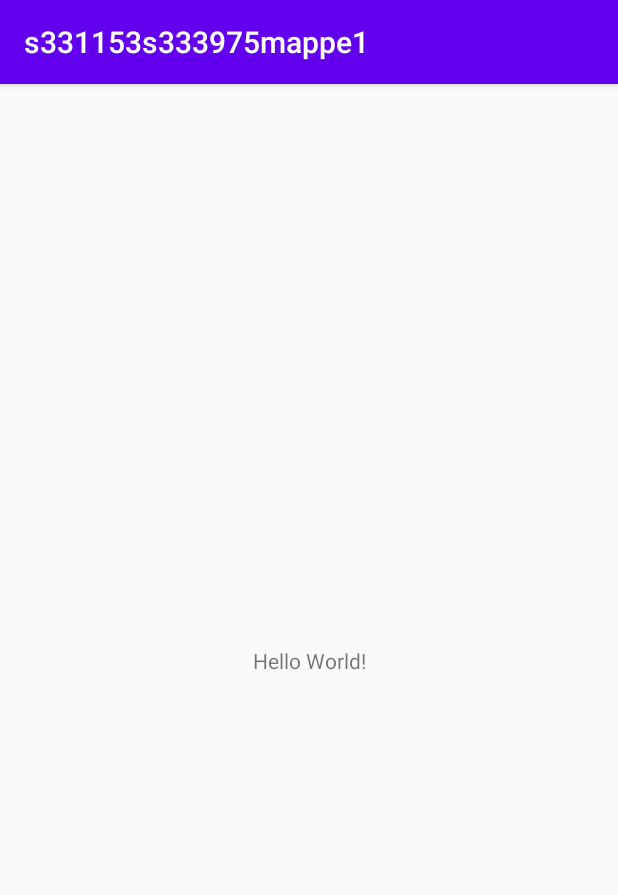
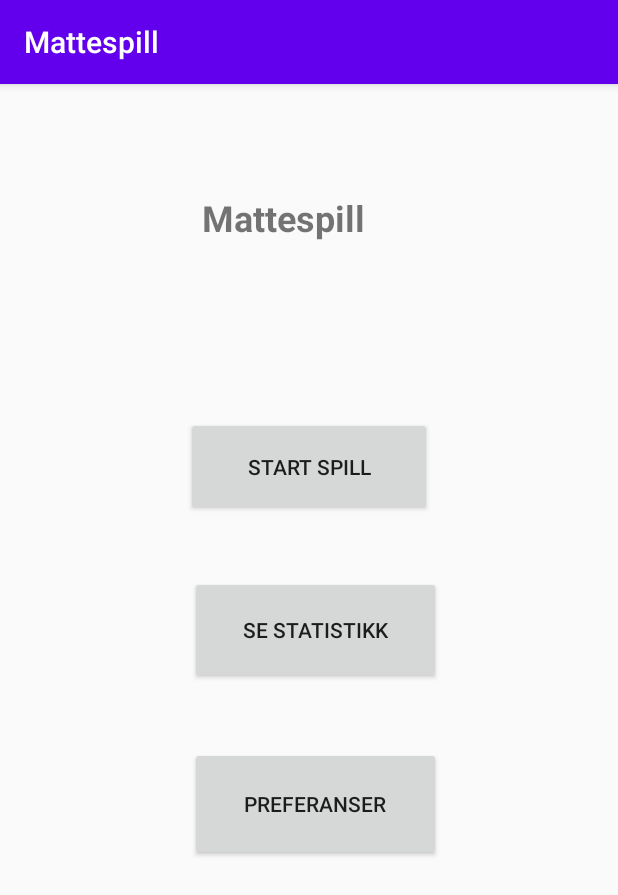
Before and after one commit to synneangell/Android-Mattespill, an Android app: the screen it shows after launch (MainActivity), on a phone screen of 412 x 824 dp. Shown: the top 895 px of the screen. Run offline under Robolectric (Android 15) with nearby library versions, the phone set to English and light mode, and no system bars.

Commit message:
Fra i dag

```diff
--- a/app/src/main/AndroidManifest.xml
+++ b/app/src/main/AndroidManifest.xml
@@ -9,6 +9,9 @@
         android:roundIcon="@mipmap/ic_launcher_round"
         android:supportsRtl="true"
         android:theme="@style/AppTheme">
+        <activity android:name=".Preferanser"></activity>
+        <activity android:name=".Statistikk" />
+        <activity android:name=".StartSpill" />
         <activity android:name=".MainActivity">
             <intent-filter>
                 <action android:name="android.intent.action.MAIN" />
--- a/app/src/main/java/mattespill/com/example/myapplication/MainActivity.java
+++ b/app/src/main/java/mattespill/com/example/myapplication/MainActivity.java
@@ -2,15 +2,84 @@ package mattespill.com.example.myapplication;
 
 import androidx.appcompat.app.AppCompatActivity;
 
+import android.content.Intent;
 import android.os.Bundle;
+import android.view.View;
+import android.widget.Button;
+import android.widget.ViewAnimator;
 
 public class MainActivity extends AppCompatActivity {
+
+    private Button startSpill;
+    private Button seStatistikk;
+    private Button preferanser;
+
 
     @Override
     protected void onCreate(Bundle savedInstanceState) {
         super.onCreate(savedInstanceState);
         setContentView(R.layout.activity_main);
 
-        //Hallo, Dette er Nikola
+        startSpill = (Button)findViewById(R.id.startSpill);
+        startSpill.setOnClickListener(new View.OnClickListener(){
+            @Override
+            public void onClick(View v){
+                åpneStartSpill();
+            }
+        });
+
+        seStatistikk = (Button)findViewById(R.id.seStatistikk);
+        seStatistikk.setOnClickListener(new View.OnClickListener(){
+            @Override
+            public void onClick(View v){
+                åpneSeStatistikk();
+            }
+        });
+
+        seStatistikk = (Button)findViewById(R.id.preferanser);
+        seStatistikk.setOnClickListener(new View.OnClickListener(){
+            @Override
+            public void onClick(View v){
+                åpnePreferanser();
+            }
+        });
+
+
     }
+
+        public void åpneStartSpill(){
+        Intent intent = new Intent(MainActivity.this, StartSpill.class);
+        startActivity(intent);
+    }
+
+        public void åpneSeStatistikk(){
+        Intent intent = new Intent(MainActivity.this, Statistikk.class);
+        startActivity(intent);
+    }
+
+    public void åpnePreferanser(){
+        Intent intent = new Intent(MainActivity.this, Preferanser.class);
+        startActivity(intent);
+    }
+
+
 }
+
+/**
+ *
+ button = (Button) findViewById(R.id.button);
+
+ button.setOnClickListener(new View.OnClickListener() {
+@Override
+public void onClick(View v) {
+åpnePreferanser();
+}
+});
+ }
+
+ public void åpnePreferanser(){
+ Intent intent = new Intent(this, Preferanser.class);
+ startActivity(intent);
+ }
+ }
+ **/
--- a/app/src/main/res/layout/activity_main.xml
+++ b/app/src/main/res/layout/activity_main.xml
@@ -2,17 +2,71 @@
 <androidx.constraintlayout.widget.ConstraintLayout xmlns:android="http://schemas.android.com/apk/res/android"
     xmlns:app="http://schemas.android.com/apk/res-auto"
     xmlns:tools="http://schemas.android.com/tools"
+    android:id="@+id/linearLayout"
     android:layout_width="match_parent"
     android:layout_height="match_parent"
     tools:context=".MainActivity">
 
     <TextView
-        android:layout_width="wrap_content"
-        android:layout_height="wrap_content"
-        android:text="Hello World!"
+        android:id="@+id/matteSpill"
+        android:layout_width="156dp"
+        android:layout_height="73dp"
+        android:layout_marginStart="134dp"
+        android:layout_marginLeft="134dp"
+        android:layout_marginTop="54dp"
+        android:layout_marginEnd="121dp"
+        android:layout_marginRight="121dp"
+        android:layout_marginBottom="604dp"
+        android:text="@string/matteSpill"
+        android:textSize="24sp"
+        android:textStyle="bold"
         app:layout_constraintBottom_toBottomOf="parent"
-        app:layout_constraintLeft_toLeftOf="parent"
-        app:layout_constraintRight_toRightOf="parent"
+        app:layout_constraintEnd_toEndOf="parent"
+        app:layout_constraintStart_toStartOf="parent"
         app:layout_constraintTop_toTopOf="parent" />
 
+    <Button
+        android:id="@+id/startSpill"
+        android:layout_width="164dp"
+        android:layout_height="66dp"
+
+        android:layout_marginTop="203dp"
+        android:layout_marginBottom="462dp"
+        android:text="@string/startSpill"
+        app:layout_constraintBottom_toBottomOf="parent"
+        app:layout_constraintEnd_toEndOf="parent"
+        app:layout_constraintStart_toStartOf="parent"
+        app:layout_constraintTop_toTopOf="parent" />
+
+    <Button
+        android:id="@+id/seStatistikk"
+        android:layout_width="167dp"
+        android:layout_height="72dp"
+        android:layout_marginStart="126dp"
+        android:layout_marginLeft="126dp"
+        android:layout_marginTop="309dp"
+        android:layout_marginEnd="118dp"
+        android:layout_marginRight="118dp"
+        android:layout_marginBottom="350dp"
+        android:text="@string/seStatistikk"
+        app:layout_constraintBottom_toBottomOf="parent"
+        app:layout_constraintEnd_toEndOf="parent"
+        app:layout_constraintStart_toStartOf="parent"
+        app:layout_constraintTop_toTopOf="parent" />
+
+    <Button
+        android:id="@+id/preferanser"
+        android:layout_width="167dp"
+        android:layout_height="76dp"
+        android:layout_marginStart="126dp"
+        android:layout_marginLeft="126dp"
+        android:layout_marginTop="423dp"
+        android:layout_marginEnd="118dp"
+        android:layout_marginRight="118dp"
+        android:layout_marginBottom="232dp"
+        android:text="@string/preferanser"
+        app:layout_constraintBottom_toBottomOf="parent"
+        app:layout_constraintEnd_toEndOf="parent"
+        app:layout_constraintStart_toStartOf="parent"
+        app:layout_constraintTop_toTopOf="parent" />
 </androidx.constraintlayout.widget.ConstraintLayout>
--- a/app/src/main/res/values/strings.xml
+++ b/app/src/main/res/values/strings.xml
@@ -1,3 +1,7 @@
 <resources>
-    <string name="app_name">s331153s333975mappe1</string>
+    <string name="app_name">Mattespill</string>
+    <string name="matteSpill">Mattespill</string>
+    <string name="startSpill">Start spill</string>
+    <string name="seStatistikk">Se statistikk</string>
+    <string name="preferanser">Preferanser</string>
 </resources>
```
Also changed, not shown: app/src/main/java/mattespill/com/example/myapplication/Preferanser.java (added, +14 -0 lines), app/src/main/java/mattespill/com/example/myapplication/StartSpill.java (added, +34 -0 lines), app/src/main/java/mattespill/com/example/myapplication/Statistikk.java (added, +14 -0 lines), app/src/main/res/layout/activity_preferanser.xml (added, +9 -0 lines), app/src/main/res/layout/activity_start_spill.xml (added, +9 -0 lines), app/src/main/res/layout/activity_statistikk.xml (added, +9 -0 lines), app/src/main/res/values/arrays.xml (added, +57 -0 lines).
